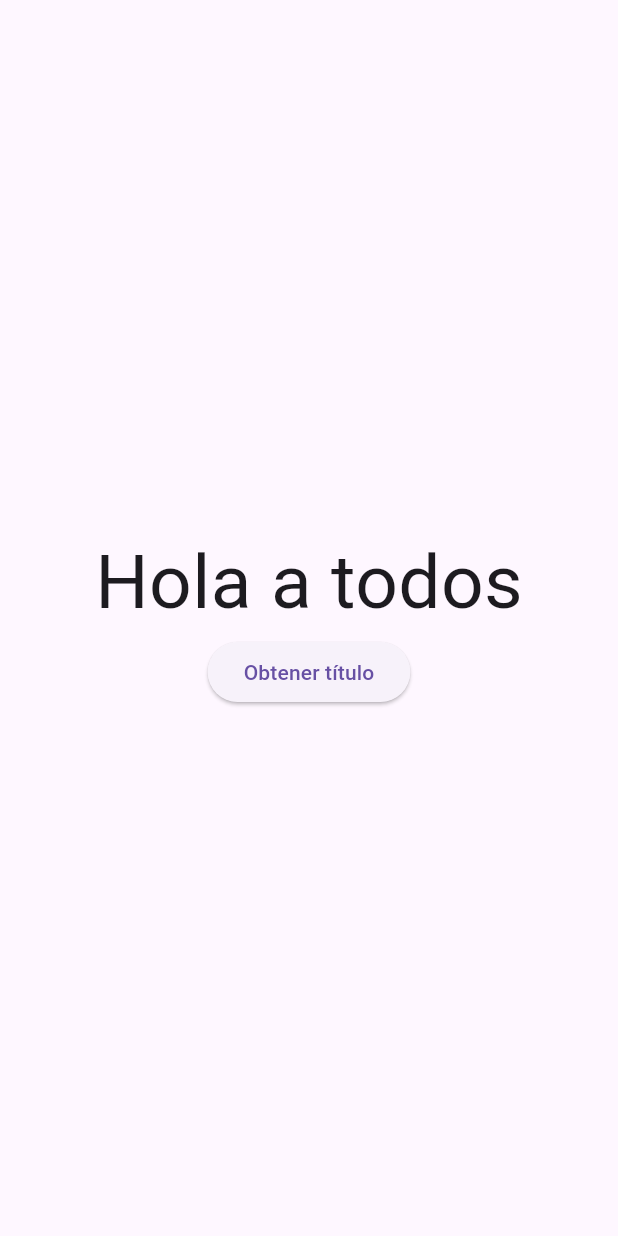
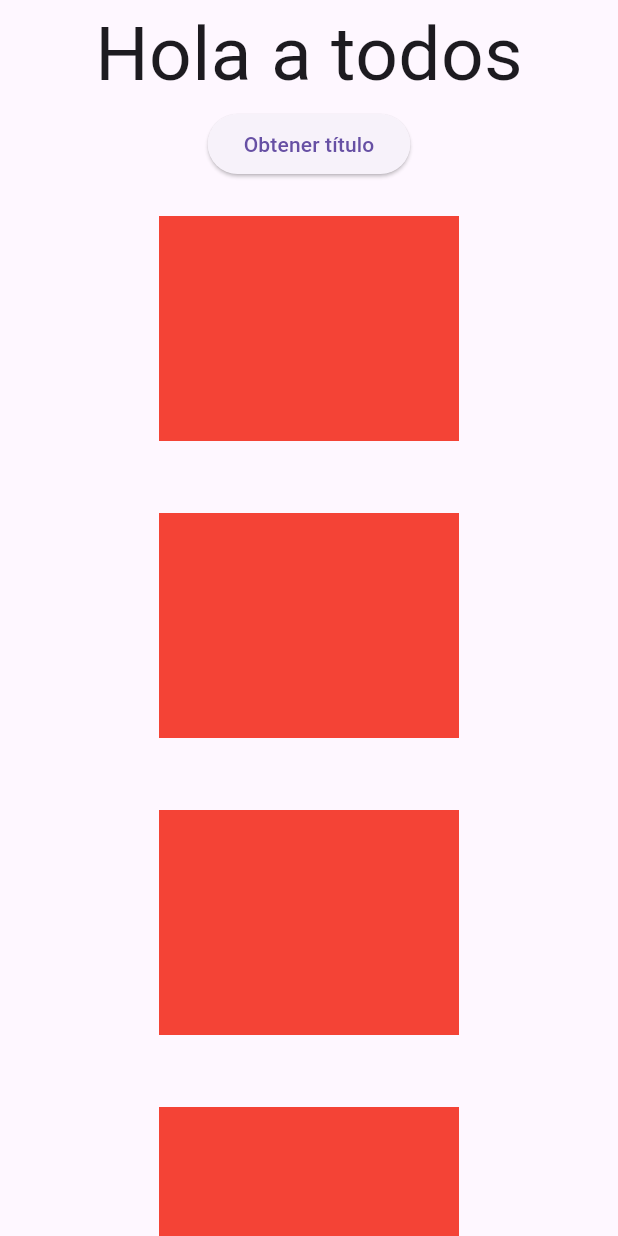
Before and after one commit to fr4nsgallegos/futuresG12, a Flutter app: the screen it shows after launch, on a phone screen of 412 x 824 dp. Run offline on Flutter 3.47's test engine with Material 3 defaults, Android fonts, the phone set to English and light mode, and no system bars.

Commit message:
solucionando el error trabajando con una funcion fuutre

```diff
--- a/lib/pages/home_page.dart
+++ b/lib/pages/home_page.dart
@@ -17,27 +17,43 @@ class _HomePageState extends State<HomePage> {
     return "Los 7 pecados";
   }
 
+  Widget _buildContainer() {
+    return Container(
+      margin: EdgeInsets.all(24),
+      height: 150,
+      width: 200,
+      color: Colors.red,
+    );
+  }
+
   @override
   Widget build(BuildContext context) {
     return Scaffold(
       body: Center(
+        child: SingleChildScrollView(
           child: Column(
             mainAxisAlignment: MainAxisAlignment.center,
             children: [
               Text(title, style: TextStyle(fontSize: 50)),
               ElevatedButton(
                 onPressed: () {
-                // getTitleAsinc().then((valor) {
-                //   title = valor;
-                //   setState(() {});
-                // });
+                  getTitleAsinc().then((valor) {
+                    title = valor;
+                    setState(() {});
+                  });
 
-                title = getTitleSinc();
-                setState(() {});
+                  // title = getTitleSinc();
+                  // setState(() {});
                 },
                 child: Text("Obtener título"),
               ),
+              _buildContainer(),
+              _buildContainer(),
+              _buildContainer(),
+              _buildContainer(),
+              _buildContainer(),
             ],
+          ),
         ),
       ),
     );
```
Lines whose indentation alone changed are shown as unchanged.
